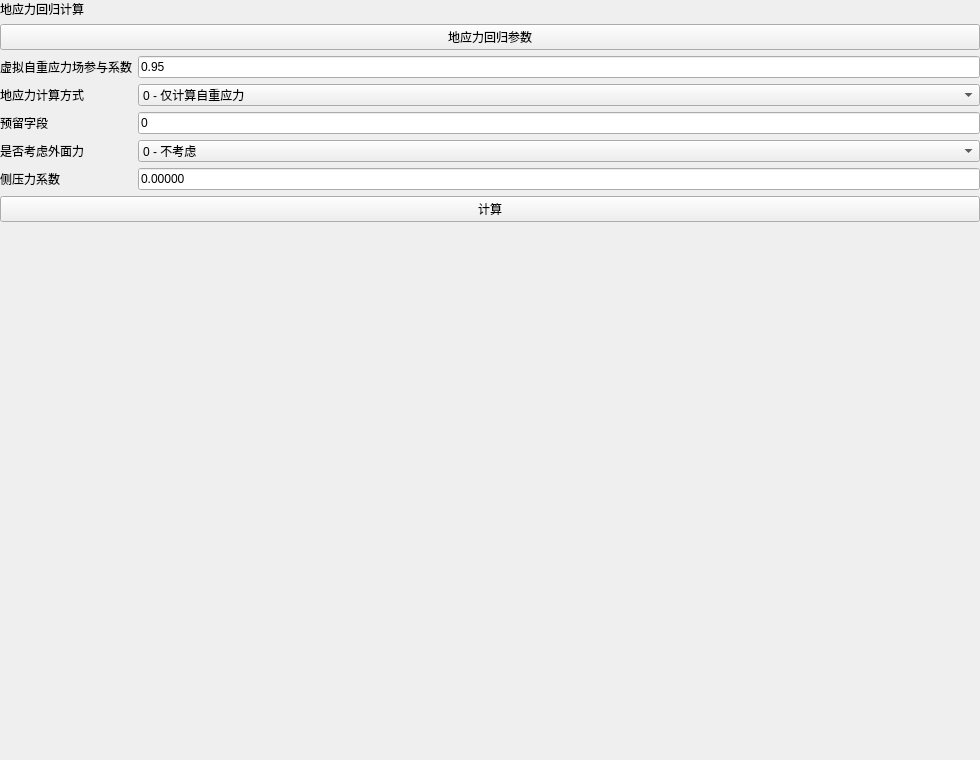
This is plugins/Base_Slover/GeoStressRegressionWidget.ui in asd977/base_cae as Qt 5 draws it before an edit. The edited form follows.
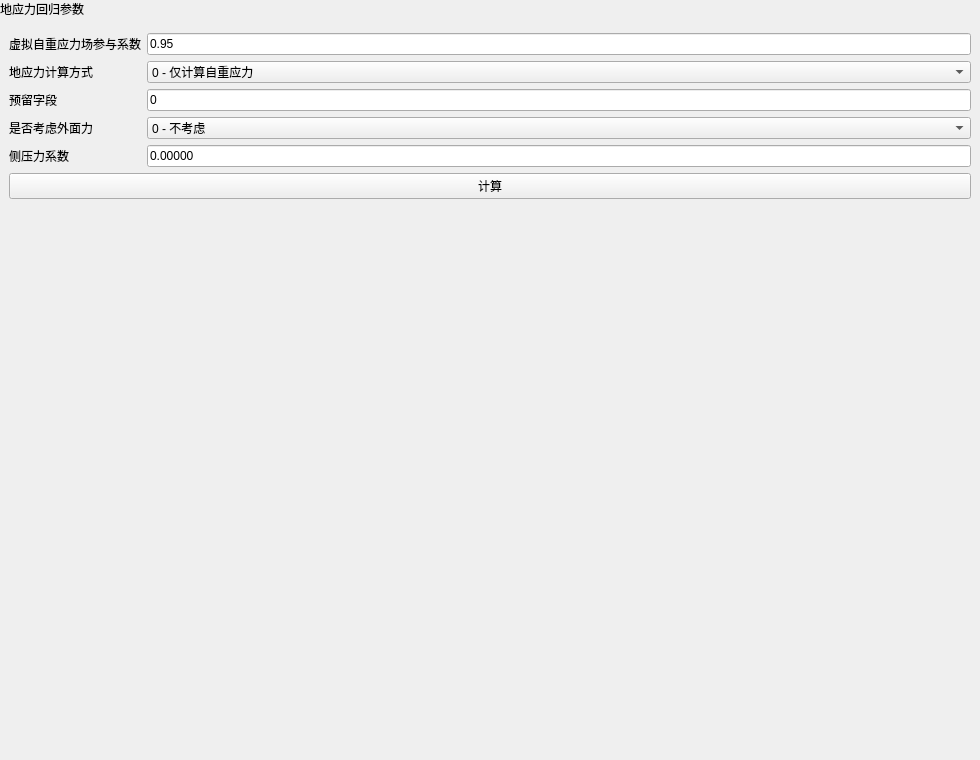
This is the edited form.

```diff
--- a/plugins/Base_Slover/GeoStressRegressionWidget.ui
+++ b/plugins/Base_Slover/GeoStressRegressionWidget.ui
@@ -14,13 +14,58 @@
    <string>地应力回归计算</string>
   </property>
   <layout class="QVBoxLayout" name="verticalLayout">
-   <property name="leftMargin"><number>0</number></property><property name="topMargin"><number>0</number></property><property name="rightMargin"><number>0</number></property><property name="bottomMargin"><number>0</number></property><item><widget class="QLabel" name="pageNameLabel"><property name="text"><string>地应力回归计算</string></property></widget></item><item><widget class="QPushButton" name="sectionTitleButton"><property name="text"><string>地应力回归参数</string></property></widget></item><item>
+   <property name="leftMargin">
+    <number>0</number>
+   </property>
+   <property name="topMargin">
+    <number>0</number>
+   </property>
+   <property name="rightMargin">
+    <number>0</number>
+   </property>
+   <property name="bottomMargin">
+    <number>0</number>
+   </property>
+   <item>
+    <widget class="QLabel" name="pageHeaderLabel">
+     <property name="sizePolicy">
+      <sizepolicy hsizetype="Preferred" vsizetype="Fixed">
+       <horstretch>0</horstretch>
+       <verstretch>0</verstretch>
+      </sizepolicy>
+     </property>
+     <property name="text">
+      <string>地应力回归参数</string>
+     </property>
+    </widget>
+   </item>
+   <item>
+    <layout class="QVBoxLayout" name="contentLayout">
+     <property name="leftMargin">
+      <number>9</number>
+     </property>
+     <property name="topMargin">
+      <number>9</number>
+     </property>
+     <property name="rightMargin">
+      <number>9</number>
+     </property>
+     <property name="bottomMargin">
+      <number>9</number>
+     </property>
+     <property name="spacing">
+      <number>6</number>
+     </property>
+     <item>
     <layout class="QFormLayout" name="formLayout">
      <item row="0" column="0">
       <widget class="QLabel" name="label6">
        <property name="text">
         <string>虚拟自重应力场参与系数</string>
        </property>
+         <property name="wordWrap">
+          <bool>false</bool>
+         </property>
       </widget>
      </item>
      <item row="0" column="1">
@@ -28,6 +73,12 @@
        <property name="text">
         <string>0.95</string>
        </property>
+         <property name="minimumSize">
+          <size>
+           <width>10</width>
+           <height>0</height>
+          </size>
+         </property>
       </widget>
      </item>
      <item row="1" column="0">
@@ -35,6 +86,9 @@
        <property name="text">
         <string>地应力计算方式</string>
        </property>
+         <property name="wordWrap">
+          <bool>false</bool>
+         </property>
       </widget>
      </item>
      <item row="1" column="1">
@@ -49,6 +103,12 @@
          <string>1 - 按实测地应力多元回归</string>
         </property>
        </item>
+         <property name="minimumSize">
+          <size>
+           <width>10</width>
+           <height>0</height>
+          </size>
+         </property>
       </widget>
      </item>
      <item row="2" column="0">
@@ -56,6 +116,9 @@
        <property name="text">
         <string>预留字段</string>
        </property>
+         <property name="wordWrap">
+          <bool>false</bool>
+         </property>
       </widget>
      </item>
      <item row="2" column="1">
@@ -63,6 +126,12 @@
        <property name="text">
         <string>0</string>
        </property>
+         <property name="minimumSize">
+          <size>
+           <width>10</width>
+           <height>0</height>
+          </size>
+         </property>
       </widget>
      </item>
      <item row="3" column="0">
@@ -70,6 +139,9 @@
        <property name="text">
         <string>是否考虑外面力</string>
        </property>
+         <property name="wordWrap">
+          <bool>false</bool>
+         </property>
       </widget>
      </item>
      <item row="3" column="1">
@@ -84,6 +156,12 @@
          <string>1 - 考虑</string>
         </property>
        </item>
+         <property name="minimumSize">
+          <size>
+           <width>10</width>
+           <height>0</height>
+          </size>
+         </property>
       </widget>
      </item>
      <item row="4" column="0">
@@ -91,6 +169,9 @@
        <property name="text">
         <string>侧压力系数</string>
        </property>
+         <property name="wordWrap">
+          <bool>false</bool>
+         </property>
       </widget>
      </item>
      <item row="4" column="1">
@@ -98,6 +179,12 @@
        <property name="text">
         <string>0.00000</string>
        </property>
+         <property name="minimumSize">
+          <size>
+           <width>10</width>
+           <height>0</height>
+          </size>
+         </property>
       </widget>
      </item>
     </layout>
@@ -121,6 +208,8 @@
       </size>
      </property>
     </spacer>
+     </item>
+    </layout>
    </item>
   </layout>
  </widget>
```
Lines whose indentation alone changed are shown as unchanged.
